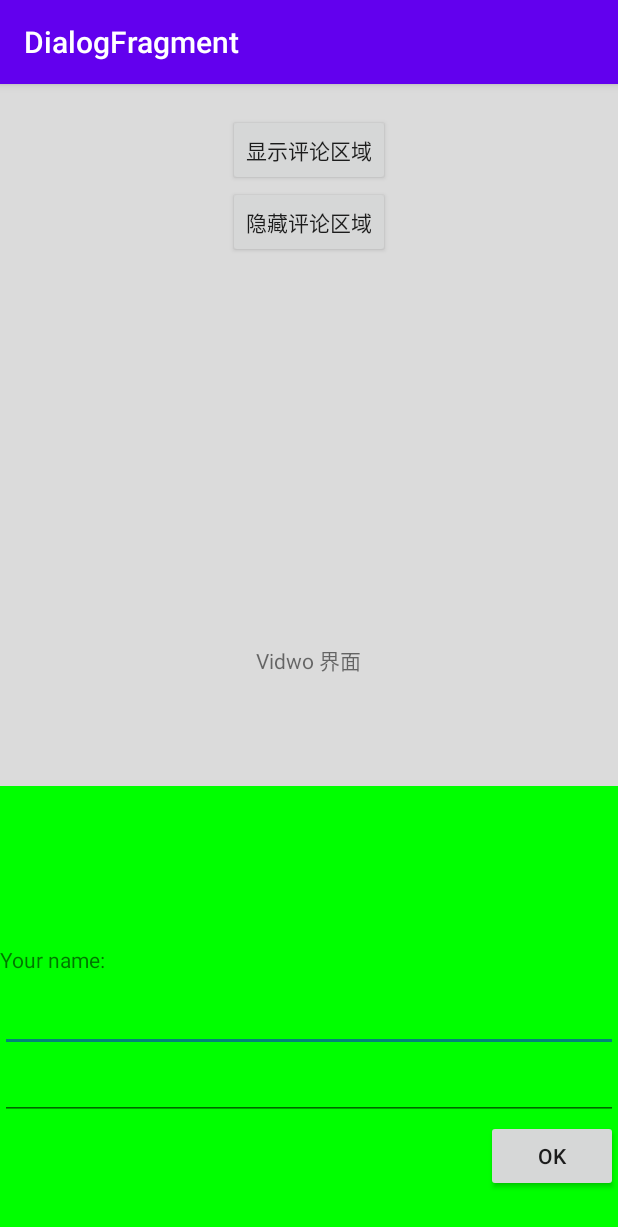
After one commit to wjianchen13/DialogFragment, an Android app: the fragment FullScreenDialogFragment placed in its activity, on a phone screen of 412 x 824 dp. The commit adds this screen. Shown: the top 1227 px of the screen. Run offline under Robolectric (Android 15) with nearby library versions, the phone set to English and light mode, and no system bars.

Commit message:
全屏对话框弹出遮罩

```diff
--- a/app/src/main/AndroidManifest.xml
+++ b/app/src/main/AndroidManifest.xml
@@ -25,6 +25,7 @@
         <activity android:name=".top.TopActivity" />
         <activity android:name=".custombottom.CustomBottomActivity" />
         <activity android:name=".custombottom.CustomBottomActivity2" />
+        <activity android:name=".fullscreen.FullScreenActivity" />
 
     </application>
 
--- a/app/src/main/java/com/example/dialogfragment/MainActivity.java
+++ b/app/src/main/java/com/example/dialogfragment/MainActivity.java
@@ -1,6 +1,5 @@
 package com.example.dialogfragment;
 
-import android.app.Activity;
 import android.app.AlertDialog;
 import android.app.FragmentManager;
 import android.app.FragmentTransaction;
@@ -17,6 +16,7 @@ import androidx.appcompat.app.AppCompatActivity;
 import com.example.dialogfragment.bottom.BottomActivity;
 import com.example.dialogfragment.custombottom.CustomBottomActivity;
 import com.example.dialogfragment.custombottom.CustomBottomActivity2;
+import com.example.dialogfragment.fullscreen.FullScreenActivity;
 import com.example.dialogfragment.progress.ProgressActivity;
 import com.example.dialogfragment.top.TopActivity;
 
@@ -142,6 +142,16 @@ public class MainActivity extends AppCompatActivity implements LoginDialogFragme
 		startActivity(it);
 	}
 
+	/**
+	 * 全屏DialogFragment
+	 * @param v
+	 */
+	public void onFullDialogFragment(View v) {
+		Intent it = new Intent();
+		it.setClass(this, FullScreenActivity.class);
+		startActivity(it);
+	}
+
 	@Override
 	public void onLoginInputComplete(String username, String password)
 	{
--- /dev/null
+++ b/app/src/main/java/com/example/dialogfragment/fullscreen/FullScreenActivity.java
@@ -0,0 +1,42 @@
+package com.example.dialogfragment.fullscreen;
+
+import android.os.Bundle;
+import android.view.View;
+import android.widget.Button;
+import android.widget.LinearLayout;
+
+import androidx.appcompat.app.AppCompatActivity;
+
+import com.example.dialogfragment.R;
+import com.example.dialogfragment.bottom.CommentFragment;
+
+public class FullScreenActivity extends AppCompatActivity {
+
+    private Button btn_comment;
+    private Button btn_comment1;
+    private LinearLayout ll_bottom;
+    private FullScreenDialogFragment fullScreenDialogFragment;
+
+    @Override
+    protected void onCreate(Bundle savedInstanceState) {
+        super.onCreate(savedInstanceState);
+        setContentView(R.layout.activity_full_screen);
+        btn_comment = (Button) findViewById(R.id.btn_comment);
+        btn_comment1 = (Button) findViewById(R.id.btn_comment1);
+        ll_bottom = (LinearLayout) findViewById(R.id.ll_bottom);
+        btn_comment.setOnClickListener(new View.OnClickListener() {
+            @Override
+            public void onClick(View v) {
+                if(fullScreenDialogFragment == null)
+                    fullScreenDialogFragment = new FullScreenDialogFragment();
+                fullScreenDialogFragment.show(getSupportFragmentManager(), CommentFragment.class.getSimpleName());
+            }
+        });
+        btn_comment1.setOnClickListener(new View.OnClickListener() {
+            @Override
+            public void onClick(View v) {
+
+            }
+        });
+    }
+}
--- /dev/null
+++ b/app/src/main/java/com/example/dialogfragment/fullscreen/FullScreenDialogFragment.java
@@ -0,0 +1,81 @@
+package com.example.dialogfragment.fullscreen;
+
+import android.graphics.Color;
+import android.graphics.drawable.ColorDrawable;
+import android.os.Bundle;
+import android.view.Gravity;
+import android.view.LayoutInflater;
+import android.view.View;
+import android.view.ViewGroup;
+import android.view.Window;
+import android.view.WindowManager;
+
+import androidx.annotation.Nullable;
+import androidx.fragment.app.DialogFragment;
+
+import com.example.dialogfragment.R;
+
+public class FullScreenDialogFragment extends DialogFragment {
+
+    @Override
+    public void onCreate(@Nullable Bundle savedInstanceState) {
+        super.onCreate(savedInstanceState);
+        //设置style
+        setStyle(DialogFragment.STYLE_NORMAL, R.style.BottomDialog);
+
+    }
+
+//    @Override
+//    public void onStart() {
+//        super.onStart();
+//        //设置 dialog 的宽高
+//        getDialog().getWindow().setLayout(ViewGroup.LayoutParams.MATCH_PARENT, ViewGroup.LayoutParams.WRAP_CONTENT);
+//        //设置 dialog 的背景为 null
+//        getDialog().getWindow().setBackgroundDrawable(null);
+//
+//    }
+
+    @Override
+    public void onStart() {
+        super.onStart();
+        if (getDialog() != null && getDialog().getWindow() != null) {
+            Window window = getDialog().getWindow();
+            WindowManager.LayoutParams params = window.getAttributes();
+            getDialog().getWindow().setLayout(ViewGroup.LayoutParams.MATCH_PARENT, ViewGroup.LayoutParams.WRAP_CONTENT);
+            params.dimAmount = 0.5f;
+//            params.windowAnimations = R.style.BottomToTopDialog;
+//            params.width = WindowManager.LayoutParams.MATCH_PARENT;
+//            params.height = WindowManager.LayoutParams.MATCH_PARENT;
+            window.clearFlags(WindowManager.LayoutParams.FLAG_DIM_BEHIND);
+            window.setGravity(Gravity.BOTTOM);
+            window.setBackgroundDrawable(new ColorDrawable(Color.TRANSPARENT));
+            window.setAttributes(params);
+        }
+    }
+
+    @Nullable
+    @Override
+    public View onCreateView(LayoutInflater inflater, @Nullable ViewGroup container, @Nullable Bundle savedInstanceState) {
+
+        //去除标题栏
+        getDialog().requestWindowFeature(Window.FEATURE_NO_TITLE);
+
+
+        Window window = getDialog().getWindow();
+        WindowManager.LayoutParams lp = window.getAttributes();
+        lp.gravity = Gravity.BOTTOM; //底部
+        lp.width = WindowManager.LayoutParams.MATCH_PARENT;
+        window.setAttributes(lp);
+
+
+        return createView(inflater, container);
+    }
+
+
+    //重写此方法，设置布局文件
+    protected View createView(LayoutInflater inflater, ViewGroup container) {
+        return inflater.inflate(R.layout.dialog_fragment_full_screen, container);
+    }
+
+
+}
--- /dev/null
+++ b/app/src/main/res/layout/activity_full_screen.xml
@@ -0,0 +1,43 @@
+<?xml version="1.0" encoding="utf-8"?>
+<RelativeLayout
+    xmlns:android="http://schemas.android.com/apk/res/android"
+    android:layout_width="match_parent"
+    android:layout_height="match_parent"
+    android:background="#dbdbdb"
+    android:orientation="vertical">
+    <Button
+        android:id="@+id/btn_comment"
+        android:layout_width="wrap_content"
+        android:layout_height="wrap_content"
+        android:layout_centerHorizontal="true"
+        android:layout_marginTop="20dp"
+        android:text="显示评论区域"/>
+
+    <Button
+        android:id="@+id/btn_comment1"
+        android:layout_width="wrap_content"
+        android:layout_height="wrap_content"
+        android:layout_centerHorizontal="true"
+        android:layout_below="@id/btn_comment"
+        android:text="隐藏评论区域"/>
+
+    <TextView
+        android:id="@+id/tv_video"
+        android:layout_width="wrap_content"
+        android:layout_height="wrap_content"
+        android:layout_centerInParent="true"
+        android:gravity="center"
+        android:text="Vidwo 界面"/>
+
+    <LinearLayout
+        android:id="@+id/ll_bottom"
+        android:layout_width="match_parent"
+        android:layout_height="300dp"
+        android:gravity="center"
+        android:background="#ff00ff00"
+        android:layout_alignParentBottom="true"
+        android:orientation="horizontal">
+
+    </LinearLayout>
+
+</RelativeLayout>
--- a/app/src/main/res/layout/activity_main.xml
+++ b/app/src/main/res/layout/activity_main.xml
@@ -88,6 +88,13 @@
         android:text="底部弹出DialogFragment，有输入框"
         android:textAllCaps="false"/>
 
+    <Button
+        android:layout_width="match_parent"
+        android:layout_height="wrap_content"
+        android:onClick="onFullDialogFragment"
+        android:text="全屏DialogFragment"
+        android:textAllCaps="false"/>
+
     <FrameLayout
         android:layout_width="wrap_content"
         android:layout_height="wrap_content"
--- /dev/null
+++ b/app/src/main/res/layout/dialog_fragment_full_screen.xml
@@ -0,0 +1,47 @@
+<?xml version="1.0" encoding="utf-8"?>
+<RelativeLayout xmlns:android="http://schemas.android.com/apk/res/android"
+    android:layout_width="match_parent"
+    android:layout_height="match_parent"
+    android:background="#00ff0000">
+
+    <RelativeLayout
+        android:id="@+id/rlyt_test"
+        android:layout_width="wrap_content"
+        android:layout_height="200dp"
+        android:background="#ff00ff00"
+        android:layout_alignParentBottom="true">
+
+        <TextView
+            android:id="@+id/id_label_your_name"
+            android:layout_width="wrap_content"
+            android:layout_height="32dp"
+            android:gravity="center_vertical"
+            android:text="Your name:" />
+
+        <EditText
+            android:id="@+id/id_txt_your_name_1"
+            android:layout_width="match_parent"
+            android:layout_height="wrap_content"
+            android:layout_below="@id/id_label_your_name"
+            android:imeOptions="actionDone"
+            android:inputType="text" />
+
+        <EditText
+            android:id="@+id/id_txt_your_name"
+            android:layout_width="match_parent"
+            android:layout_height="wrap_content"
+            android:layout_below="@id/id_txt_your_name_1"
+            android:imeOptions="actionDone"
+            android:inputType="text" />
+
+        <Button
+            android:id="@+id/id_sure_edit_name"
+            android:layout_width="wrap_content"
+            android:layout_height="wrap_content"
+            android:layout_alignParentRight="true"
+            android:layout_below="@id/id_txt_your_name"
+            android:text="ok" />
+
+    </RelativeLayout>
+
+</RelativeLayout>
```
